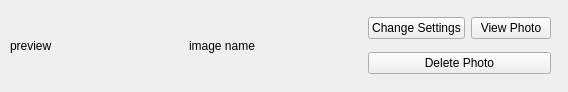
Old version of the form myphoto.ui in the repository osamahammad21/Distributed.
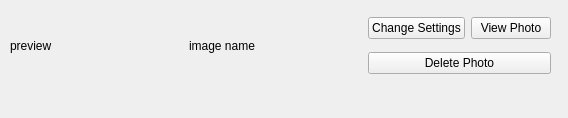
New version of the form.

Diff of the .ui file:
```diff
--- a/myphoto.ui
+++ b/myphoto.ui
@@ -7,7 +7,7 @@
     <x>0</x>
     <y>0</y>
     <width>568</width>
-    <height>92</height>
+    <height>118</height>
    </rect>
   </property>
   <property name="windowTitle">
@@ -79,6 +79,19 @@
     </item>
    </layout>
   </widget>
+  <widget class="QLabel" name="label_status">
+   <property name="geometry">
+    <rect>
+     <x>10</x>
+     <y>90</y>
+     <width>541</width>
+     <height>21</height>
+    </rect>
+   </property>
+   <property name="text">
+    <string/>
+   </property>
+  </widget>
  </widget>
  <resources/>
  <connections/>
```
